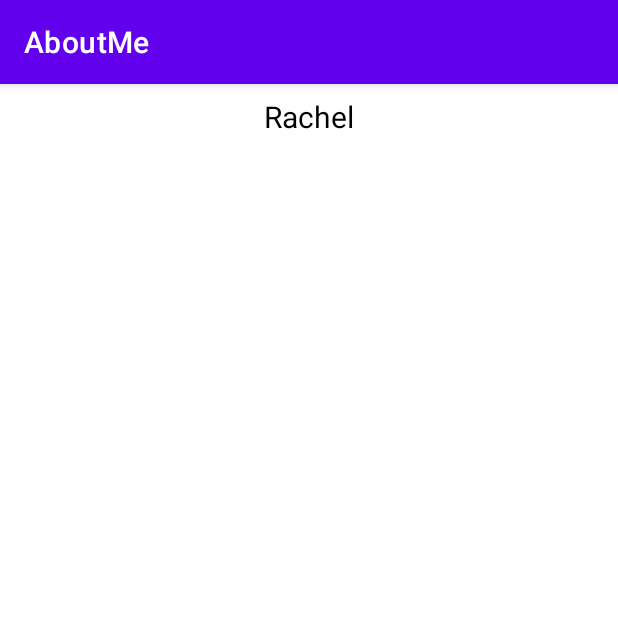
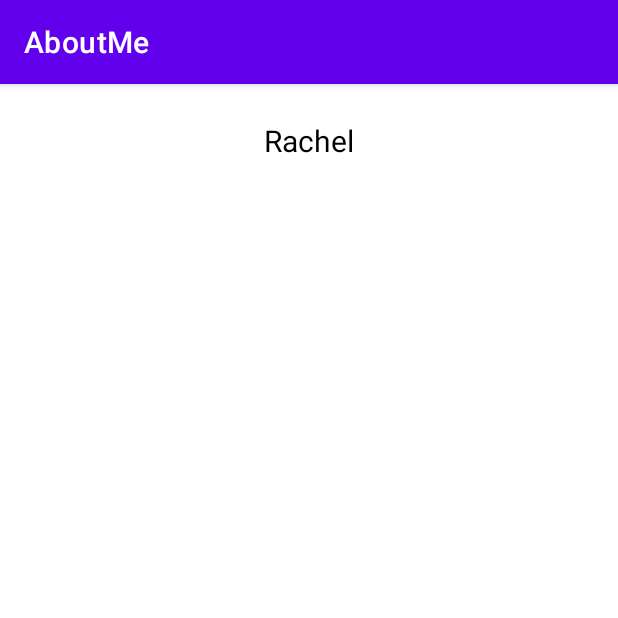
Before and after one commit to mengting-android-learning/AboutMe, an Android app: the screen it shows after launch (MainActivity), on a phone screen of 412 x 824 dp, the top half of it. Run offline under Robolectric (Android 15) with nearby library versions, the phone set to English and light mode, and no system bars.

Commit message:
[feat]: add margin to textview

```diff
--- a/app/src/main/res/layout/activity_main.xml
+++ b/app/src/main/res/layout/activity_main.xml
@@ -15,5 +15,6 @@
         android:textAlignment="center"
         android:textColor="@android:color/black"
         android:textSize="@dimen/text_size"
-        android:padding="@dimen/small_padding"/>
+        android:padding="@dimen/small_padding"
+        android:layout_margin="@dimen/layout_margin"/>
 </LinearLayout>
--- a/app/src/main/res/values/dimens.xml
+++ b/app/src/main/res/values/dimens.xml
@@ -2,4 +2,5 @@
 <resources>
     <dimen name="text_size">20sp</dimen>
     <dimen name="small_padding">8dp</dimen>
+    <dimen name="layout_margin">16dp</dimen>
 </resources>
```
